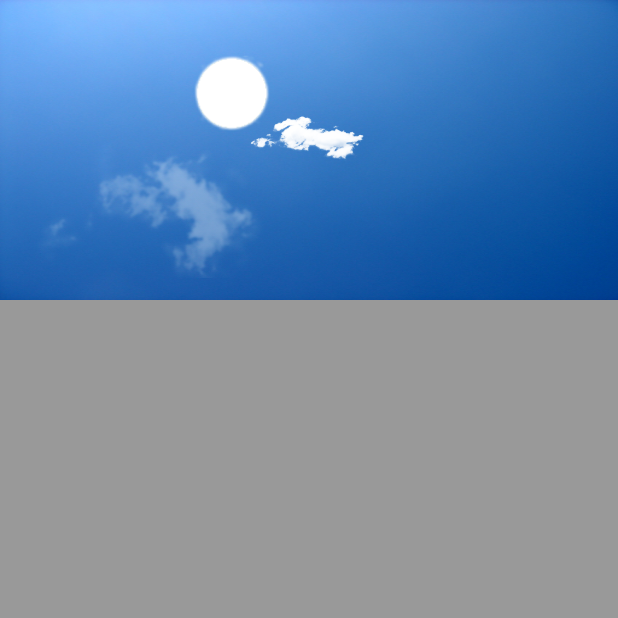
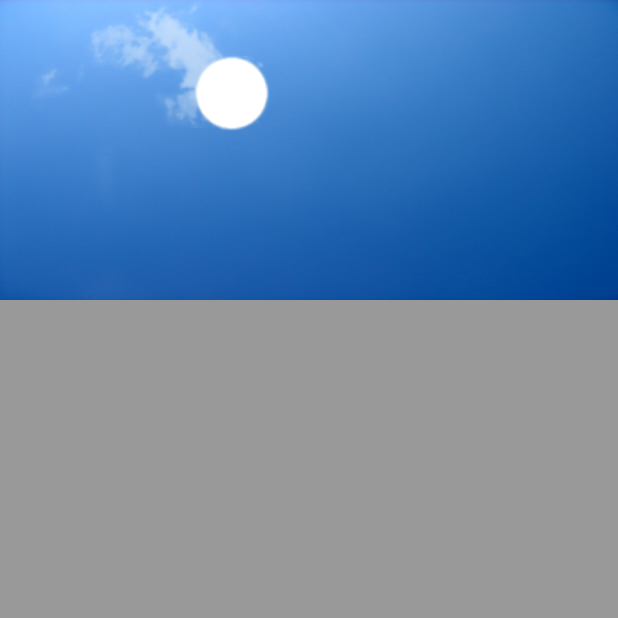
Before and after one commit to haitacnj/WeatherView, an Android app: the screen it shows after launch (MainActivity), on a phone screen of 412 x 824 dp, the top half of it. Run offline under Robolectric (Android 15) with nearby library versions, the phone set to English and light mode, and no system bars.

Commit message:
* make cloud active directly ..:)

```diff
--- /dev/null
+++ b/app/src/main/java/com/example/khoa/support/CloudRetrieve.java
@@ -0,0 +1,21 @@
+package com.example.khoa.support;
+
+import com.example.khoa.weatherview.R;
+
+/**
+ * Created by ka on 11/27/2015.
+ */
+public class CloudRetrieve {
+
+    public static int retrieveCloudType(int type) {
+        switch (type) {
+            case 0:
+                return R.mipmap.cloud;
+            case 1:
+                return R.mipmap.cloud2;
+            default:
+                return 0;
+        }
+    }
+
+}
--- a/app/src/main/java/com/example/khoa/support/MyWebViewClient.java
+++ /dev/null
@@ -1,19 +0,0 @@
-package com.example.khoa.support;
-
-import android.net.Uri;
-import android.webkit.WebView;
-import android.webkit.WebViewClient;
-
-/**
- * Created by ka on 11/25/2015.
- */
-public class MyWebViewClient extends WebViewClient {
-    @Override
-    public boolean shouldOverrideUrlLoading(WebView view, String url) {
-        if (Uri.parse(url).getHost().equals("https://www.google.com/?gws_rd=ssl")) {
-            // This is my web site, so do not override; let my WebView load the page
-            return false;
-        }
-        return true;
-    }
-}
--- a/app/src/main/java/com/example/khoa/ui/Cloud.java
+++ b/app/src/main/java/com/example/khoa/ui/Cloud.java
@@ -3,31 +3,41 @@ package com.example.khoa.ui;
 import android.content.Context;
 import android.graphics.Canvas;
 import android.graphics.Paint;
-import android.graphics.PointF;
+import android.widget.ImageView;
 
+import com.example.khoa.support.CloudRetrieve;
 import com.example.khoa.support.kSize;
 
-import java.util.Calendar;
+import java.util.Random;
 
 /**
  * Created by Khoa on 11/14/2015.
  */
 public class Cloud extends NaturalObject {
 
+    protected ImageView texture;
+    protected Random rand;
 
     public Cloud(Context ct) {
         super(ct);
+        rand = new Random();
+        texture = new ImageView(ct);
+        prepare(rand.nextInt(1));
     }
 
     @Override
     protected void emotes(Canvas canvas, Paint p) {
-
+        float left = texture.getX();
+        if (left > 1080)
+            left = -texture.getWidth();
+        rand.nextInt(5);
+        texture.setX(left + (float) rand.nextInt(5) / 10);
     }
 
 
     @Override
     protected void prepare(int i) {
-
+        texture.setImageResource(CloudRetrieve.retrieveCloudType(i));
     }
 
     @Override
--- a/app/src/main/java/com/example/khoa/ui/Moon.java
+++ b/app/src/main/java/com/example/khoa/ui/Moon.java
@@ -6,7 +6,6 @@ import android.graphics.BitmapFactory;
 import android.graphics.Canvas;
 import android.graphics.Paint;
 import android.graphics.PointF;
-import android.util.Log;
 
 import com.example.khoa.support.kSize;
 import com.example.khoa.weatherview.R;
@@ -37,14 +36,13 @@ public class Moon extends NaturalObject {
             return;
         }
 
-        if (where.x == -1 && where.y == -1) {
+        if ((where.x == -1 && where.y == -1)) {
             Calendar cal = Calendar.getInstance();
             int hour = cal.get(Calendar.HOUR_OF_DAY);
             int minute = cal.get(Calendar.MINUTE);
             int minusInDay = hour * 60 + minute;
 
             if (360 >= minusInDay || minusInDay >= 1080) {
-                Log.d("Minute delay", "" + minusInDay);
                 prepare(minusInDay);
             } else {
                 return;
@@ -57,6 +55,10 @@ public class Moon extends NaturalObject {
 
     @Override
     protected void prepare(int i) {
+
+        if( runSpacing == 0)
+            return;
+
         if (i <= 360) {
             where.x = (i + 360) * runSpacing;
             where.y = a * where.x * where.x + b * where.x + c;
@@ -90,10 +92,6 @@ public class Moon extends NaturalObject {
         c = (float) ((2 * Math.pow(t, 5) - 8 * skyDimen.width * Math.pow(t, 4) + 16 * Math.pow((float) skyDimen.width, 2) * Math.pow(t, 3) - 16 * Math.pow((float) skyDimen.width, 3) * Math.pow(t, 2)) / (10 * Math.pow((float) skyDimen.width, 2) * Math.pow(t, 2) - 4 * Math.pow((float) skyDimen.width, 3) * t - 8 * (float) skyDimen.width * Math.pow(t, 3) + 2 * Math.pow(t, 4)));
         b = (16 * t - 4 * c) / (2 * t - t * t / skyDimen.width);
         a = (16 * t - 4 * c) / (t * t - 2 * t * skyDimen.width);
-
-//        where.x = 0;
-//        where.y = c;
-
         finalBitmap = Bitmap.createScaledBitmap(bitmap, (int) t, (int) t, false);
     }
 }
--- a/app/src/main/java/com/example/khoa/ui/Sun.java
+++ b/app/src/main/java/com/example/khoa/ui/Sun.java
@@ -48,7 +48,7 @@ public class Sun extends NaturalObject {
             if (360 < minusInDay && minusInDay < 1080) {
                 Log.d("Minute delay", "" + minusInDay);
                 prepare(minusInDay);
-            }else {
+            } else {
                 return;
             }
         }
@@ -72,6 +72,8 @@ public class Sun extends NaturalObject {
     @Override
     protected void prepare(int i) {
         // if i in range hidden --->  areUHere(NaturalAppear.hide);
+        if (runSpacing == 0)
+            return;
 
         if (360 < i && i < 1080) {
             where.x = (i - 360) * runSpacing;
--- a/app/src/main/java/com/example/khoa/ui/WeatherView.java
+++ b/app/src/main/java/com/example/khoa/ui/WeatherView.java
@@ -5,16 +5,18 @@ import android.graphics.Canvas;
 import android.graphics.Color;
 import android.graphics.Paint;
 import android.util.AttributeSet;
-import android.util.Log;
-import android.view.View;
+import android.widget.RelativeLayout;
 
 import com.example.khoa.support.kSize;
 import com.example.khoa.weatherview.R;
 
+import java.util.ArrayList;
+import java.util.List;
+
 /**
  * Created by Khoa on 11/14/2015.
  */
-public class WeatherView extends View {
+public class WeatherView extends RelativeLayout {
 
     protected float w;
     protected float h;
@@ -27,6 +29,7 @@ public class WeatherView extends View {
     protected double runSpacing;
     protected NaturalObject sun;
     protected NaturalObject moon;
+    protected List<Cloud> clouds;
 
     public WeatherView(Context context, AttributeSet attrs, int defStyleAttr) {
         super(context, attrs, defStyleAttr);
@@ -39,7 +42,15 @@ public class WeatherView extends View {
         x = 0;
         sun = new Sun(context);
         moon = new Moon(context);
+        clouds = new ArrayList<>();
+        initialCloud();
+    }
 
+    private void initialCloud() {
+
+        Cloud c = new Cloud(ct);
+        addView(c.texture);
+        clouds.add(c);
     }
 
     public WeatherView(Context context) {
@@ -53,19 +64,20 @@ public class WeatherView extends View {
         w = MeasureSpec.getSize(widthMeasureSpec);
         h = MeasureSpec.getSize(heightMeasureSpec);
 
-        Log.d("Dimen", "width : " + w + " : Height: " + h);
-
         sun.setSkyDimen(new kSize((int) w, (int) h));
         moon.setSkyDimen(new kSize((int) w, (int) h));
-
     }
 
-    public void timeStick(int i) {
-
+    public void objectStick(int i) {
         sun.prepare(i);
         moon.prepare(i);
+        invalidate();
+    }
 
-        invalidate();
+    public void cloudStick() {
+        for (Cloud cloud : clouds) {
+            cloud.emotes(null, null);
+        }
     }
 
     @Override
--- a/app/src/main/java/com/example/khoa/weatherview/MainActivity.java
+++ b/app/src/main/java/com/example/khoa/weatherview/MainActivity.java
@@ -4,7 +4,6 @@ import android.app.Activity;
 import android.content.Context;
 import android.os.Bundle;
 import android.webkit.JavascriptInterface;
-import android.widget.ImageView;
 import android.widget.Toast;
 
 import com.example.khoa.ui.WeatherView;
@@ -15,12 +14,10 @@ import java.util.TimerTask;
 
 public class MainActivity extends Activity {
 
-
     protected Timer timer;
     protected TimerTask timerTask;
     protected TimerTask cloudTimer;
     protected WeatherView weatherView;
-    protected ImageView cloudImage;
 
     @Override
     protected void onCreate(Bundle savedInstanceState) {
@@ -38,7 +35,6 @@ public class MainActivity extends Activity {
     private void initiation() {
         timer = new Timer();
         weatherView = (WeatherView) findViewById(R.id.weatherView);
-        cloudImage = (ImageView) findViewById(R.id.cloudImage);
     }
 
     @Override
@@ -47,7 +43,6 @@ public class MainActivity extends Activity {
 
 
         Calendar startCal = Calendar.getInstance();
-        int timeDelay = (60 - startCal.get(Calendar.SECOND)) * 1000;
         weatherView.checkState(startCal.get(Calendar.HOUR_OF_DAY) * 60 + startCal.get(Calendar.MINUTE));
 
         timerTask = new TimerTask() {
@@ -62,7 +57,7 @@ public class MainActivity extends Activity {
                             int hour = cal.get(Calendar.HOUR_OF_DAY);
                             int minute = cal.get(Calendar.MINUTE);
                             int minusInDay = hour * 60 + minute;
-                            weatherView.timeStick(minusInDay);
+                            weatherView.objectStick(minusInDay);
                         }
                     }
                 });
@@ -76,17 +71,13 @@ public class MainActivity extends Activity {
                 runOnUiThread(new Runnable() {
                     @Override
                     public void run() {
-
-                        float left = cloudImage.getX();
-                        if (left > 1080)
-                            left = -304;
-                        cloudImage.setX(left + (float) 0.5);
+                        weatherView.cloudStick();
                     }
                 });
             }
         };
 
-        timer.schedule(timerTask, timeDelay, 60 * 1000);
+        timer.schedule(timerTask, 0, 60 * 1000);
         timer.schedule(cloudTimer, 100, 100);
     }
 
--- a/app/src/main/res/layout/activity_main.xml
+++ b/app/src/main/res/layout/activity_main.xml
@@ -10,19 +10,19 @@
         android:layout_height="200dp"
         android:background="@mipmap/noon"></com.example.khoa.ui.WeatherView>
 
-    <ImageView
-        android:id="@+id/cloudImage"
-        android:layout_width="wrap_content"
-        android:layout_height="wrap_content"
-        android:layout_marginTop="100dp"
-        android:alpha="0.7"
-        android:src="@mipmap/cloud" />
+    <!--<ImageView-->
+        <!--android:id="@+id/cloudImage"-->
+        <!--android:layout_width="wrap_content"-->
+        <!--android:layout_height="wrap_content"-->
+        <!--android:layout_marginTop="100dp"-->
+        <!--android:alpha="0.7"-->
+        <!--android:src="@mipmap/cloud" />-->
 
-    <ImageView
-        android:layout_width="wrap_content"
-        android:layout_height="wrap_content"
-        android:layout_centerHorizontal="true"
-        android:layout_marginTop="70dp"
-        android:src="@mipmap/cloud2" />
+    <!--<ImageView-->
+        <!--android:layout_width="wrap_content"-->
+        <!--android:layout_height="wrap_content"-->
+        <!--android:layout_centerHorizontal="true"-->
+        <!--android:layout_marginTop="70dp"-->
+        <!--android:src="@mipmap/cloud2" />-->
 
 </RelativeLayout>
```
